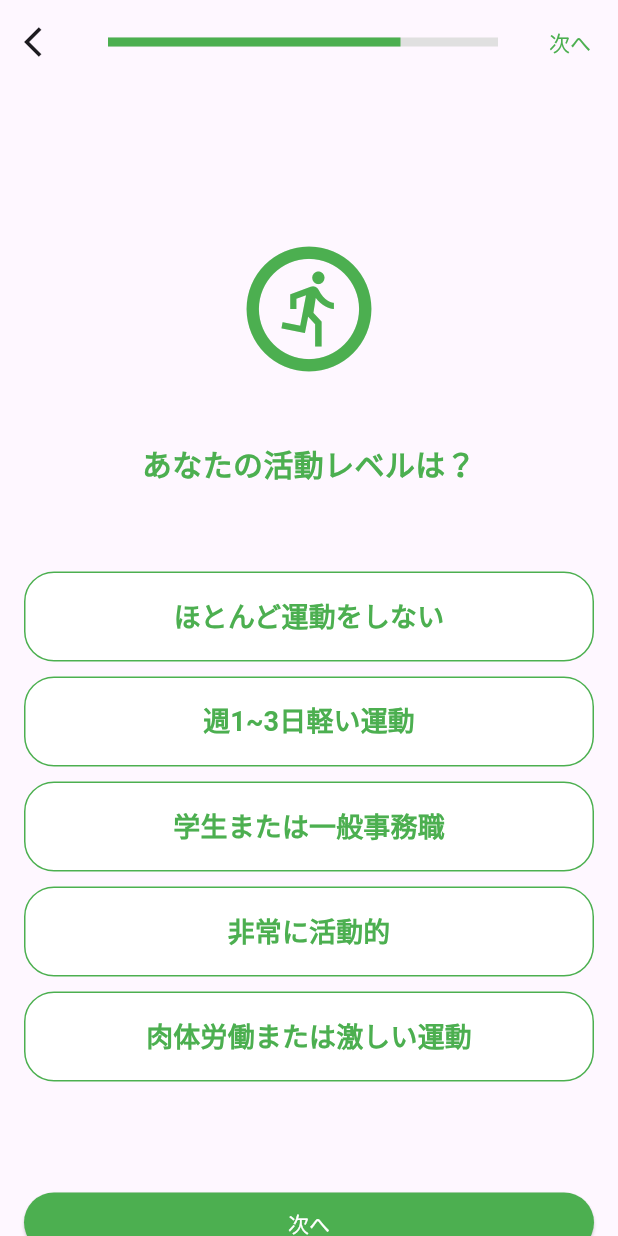
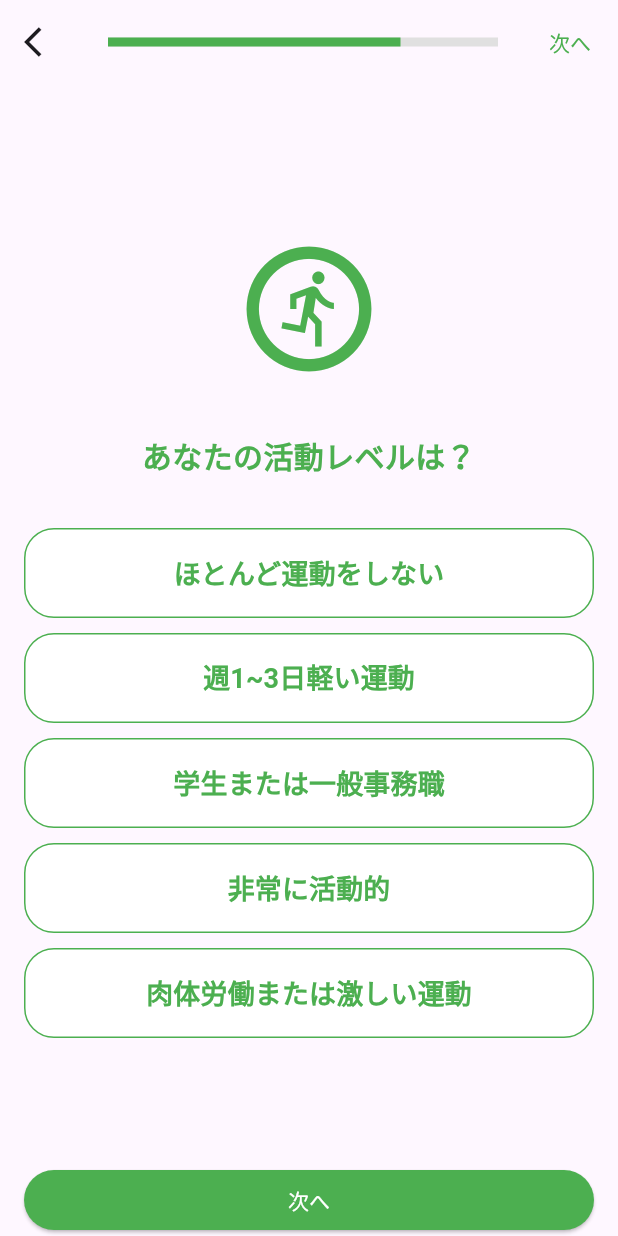
Before and after one commit to rlgur3470/okarada, a Flutter app: the ActivityLevelScreen screen opened by its route, on a phone screen of 412 x 824 dp. Run offline on Flutter 3.47's test engine with Material 3 defaults, Android fonts, the phone set to English and light mode, and no system bars; missing offline and left inert: dart:ffi.

Commit message:
1.height 스크린 과 user_weight 스크린 아이콘 변경 2.전체 아이콘 사이즈 통일 및 email_input 스크린 아이콘 추가 3.pace 스크린 おすすめ부분 1.2->1.3 4.전체 패딩 통일화 5.전체 앱바 디자인 통일 6.닉네임 사용자 키 입력 텍스트 필드 부분 디자인 수정

```diff
--- a/lib/screens/activity_level_screen.dart
+++ b/lib/screens/activity_level_screen.dart
@@ -60,9 +60,9 @@ class _ActivityLevelScreenState extends State<ActivityLevelScreen> {
                     height: 100,
                   ),
                   _IconBuild(),
-                  const SizedBox(height: 38.0),
+                  const SizedBox(height: 33.0),
                   _MainText(),
-                  const SizedBox(height: 58.0),
+                  const SizedBox(height: 34.0),
                   _OptionButton(
                     onFirstSelected: onFirstSelected,
                     onSecondSelected: onSecondSelected,
@@ -78,7 +78,7 @@ class _ActivityLevelScreenState extends State<ActivityLevelScreen> {
                   ),
                 ],
               ),
-              SizedBox(height: 70,),
+              Expanded(child: SizedBox()),
               _NextPageButton(
                 onPressed: onNextPageButtonPressed,
               ),
--- a/lib/screens/approach_selection_screen.dart
+++ b/lib/screens/approach_selection_screen.dart
@@ -65,9 +65,9 @@ class _ApproachSelectionScreenState extends State<ApproachSelectionScreen> {
             children: [
               SizedBox(height: 100),
               _IconBuild(),
-              SizedBox(height: 40),
+              SizedBox(height: 25),
               _MainText(),
-              SizedBox(height: 40),
+              SizedBox(height: 25),
               _SelectApproach(
                 selectedMethod: selectedMethod,
                 firstOnTap: firstOnTap,
--- a/lib/screens/email_input_screen.dart
+++ b/lib/screens/email_input_screen.dart
@@ -53,6 +53,7 @@ class _EmailInputScreenState extends State<EmailInputScreen> {
   @override
   Widget build(BuildContext context) {
     return Scaffold(
+      resizeToAvoidBottomInset: false,
       appBar: AppBar(
         leading: IconButton(
           icon: const Icon(Icons.arrow_back_ios),
--- a/lib/screens/height_input_screen.dart
+++ b/lib/screens/height_input_screen.dart
@@ -35,6 +35,7 @@ class _HeightInputScreenState extends State<HeightInputScreen> {
   @override
   Widget build(BuildContext context) {
     return Scaffold(
+      resizeToAvoidBottomInset: false,
       appBar: _buildAppBar(context),
       body: SafeArea(
         child: Padding(
--- a/lib/screens/nickname_screen.dart
+++ b/lib/screens/nickname_screen.dart
@@ -18,6 +18,7 @@ class _NicknameScreenState extends State<NicknameScreen> {
   @override
   Widget build(BuildContext context) {
     return Scaffold(
+      resizeToAvoidBottomInset: false,
       appBar: AppBar(
         leading: IconButton(
           icon: const Icon(Icons.arrow_back_ios),
--- a/lib/screens/pace_selection_screen.dart
+++ b/lib/screens/pace_selection_screen.dart
@@ -124,7 +124,7 @@ class _SelectPlanButton extends StatelessWidget {
         GestureDetector(
           onTap: onFirstTap,
           child: Container(
-            padding: const EdgeInsets.symmetric(vertical: 10),
+            padding: const EdgeInsets.symmetric(vertical: 9),
             margin: const EdgeInsets.symmetric(vertical: 5),
             width: double.infinity,
             height: 70,
@@ -155,7 +155,7 @@ class _SelectPlanButton extends StatelessWidget {
         GestureDetector(
           onTap: onSecondTap,
           child: Container(
-            padding: const EdgeInsets.symmetric(vertical: 10),
+            padding: const EdgeInsets.symmetric(vertical: 9),
             margin: const EdgeInsets.symmetric(vertical: 5),
             width: double.infinity,
             height: 70,
--- a/lib/screens/user_weight_screen.dart
+++ b/lib/screens/user_weight_screen.dart
@@ -34,6 +34,7 @@ class _UserWeightScreenState extends State<UserWeightScreen> {
   @override
   Widget build(BuildContext context) {
     return Scaffold(
+      resizeToAvoidBottomInset: false,
       appBar: AppBar(
         leading: IconButton(
           icon: const Icon(Icons.arrow_back_ios),
--- a/lib/screens/weight_input_screen.dart
+++ b/lib/screens/weight_input_screen.dart
@@ -45,6 +45,7 @@ class _WeightInputScreenState extends State<WeightInputScreen> {
   @override
   Widget build(BuildContext context) {
     return Scaffold(
+      resizeToAvoidBottomInset: false,
       appBar: AppBar(
         leading: IconButton(
           icon: const Icon(Icons.arrow_back_ios),
```
